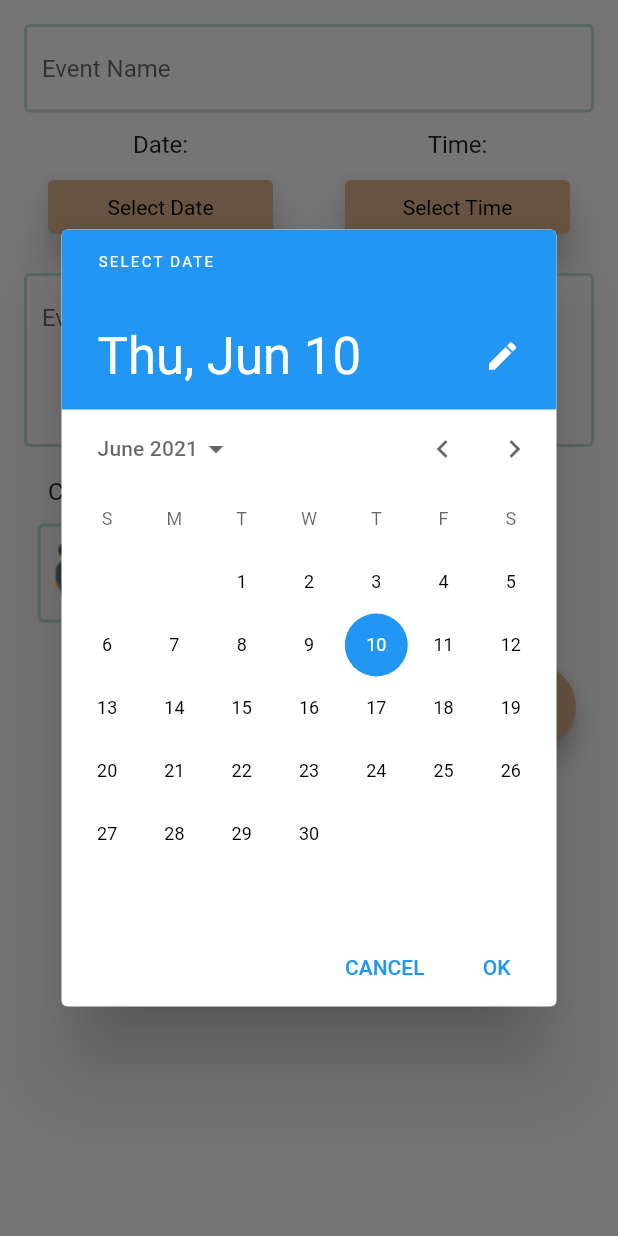
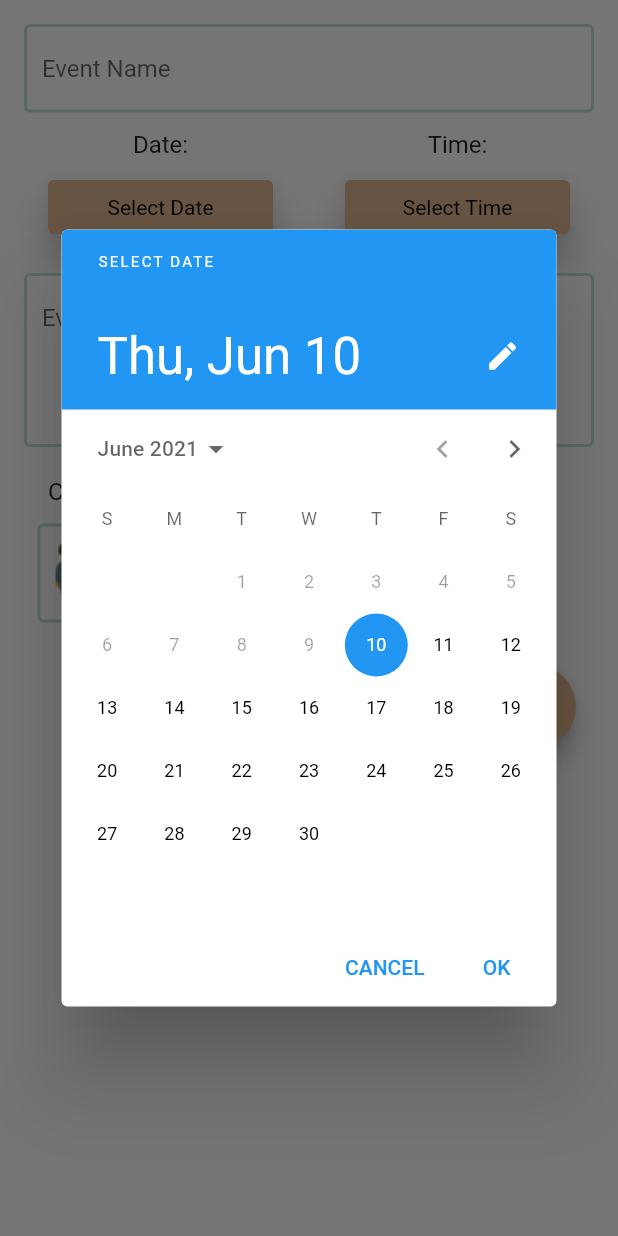
Before and after one commit to Superbestron/Orbital_2021_FriendZone, a Flutter app: the CreateEvent screen opened directly, after a tap on "Select Date", on a phone screen of 412 x 824 dp. Run offline on Flutter 3.47's test engine with Material 2 defaults, Android fonts, the phone set to English and light mode, and no system bars; our stand-ins replace cloud_firestore, firebase_auth, firebase_core, firebase_storage, flutter_spinkit, flutter_svg and 1 more; accounts and stored records are empty; project files that could hold a hidden picture were left out.

Commit message:
Fix choose event date bug

```diff
--- a/lib/screens/home/create_event.dart
+++ b/lib/screens/home/create_event.dart
@@ -47,8 +47,12 @@ class _CreateEventState extends State<CreateEvent> {
     final newDate = await showDatePicker(
         context: context,
         initialDate: DateTime.now(),
-        firstDate: DateTime(DateTime.now().year),
-        lastDate: DateTime(DateTime.now().year + 1),
+        firstDate: DateTime.now(),
+        lastDate: DateTime(
+          DateTime.now().year + 1,
+          DateTime.now().month,
+          DateTime.now().day
+        ),
     );
 
     if (newDate != null) {
--- a/lib/screens/home/event_tile.dart
+++ b/lib/screens/home/event_tile.dart
@@ -69,6 +69,7 @@ class EventTile extends StatelessWidget {
               context,
               MaterialPageRoute(
                 builder: (context) => Stack(
+                  fit: StackFit.expand,
                   children: <Widget>[
                     SvgPicture.asset(
                       'assets/background.svg',
--- a/lib/screens/home/home.dart
+++ b/lib/screens/home/home.dart
@@ -67,7 +67,7 @@ class _HomeState extends State<Home> {
               SvgPicture.asset(
                 'assets/background.svg',
                 fit: BoxFit.cover,
-                  clipBehavior: Clip.hardEdge,
+                clipBehavior: Clip.hardEdge,
               ),
               Scaffold(
                 appBar: AppBar(
--- a/lib/services/database.dart
+++ b/lib/services/database.dart
@@ -157,9 +157,9 @@ class DatabaseService {
     );
   }
 
-  // Future getImageDataFromFirebase(String profileImagePath) async {
-  //   await FirebaseStorage.instance.ref('images/5D637A11-6B11-415C-A97E-DAFA6D7457DD.heic').getDownloadURL();
-  // }
+  Future getImageDataFromFirebase(String profileImagePath) async {
+    await FirebaseStorage.instance.ref('images/5D637A11-6B11-415C-A97E-DAFA6D7457DD.heic').getDownloadURL();
+  }
 
   // Future uploadImageToFirebase(File image, UserData userData) async {
   //   try {
```
